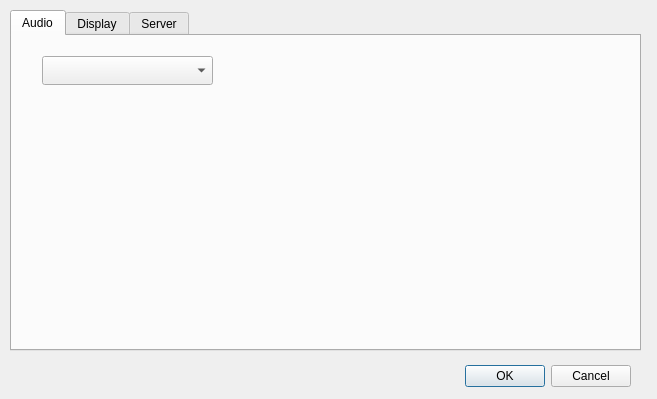
Above: trunk/src/QtRadio/Configure.ui from 8cH9azbsFifZ/ghpsdr3 before the change. Below: the same form after it.
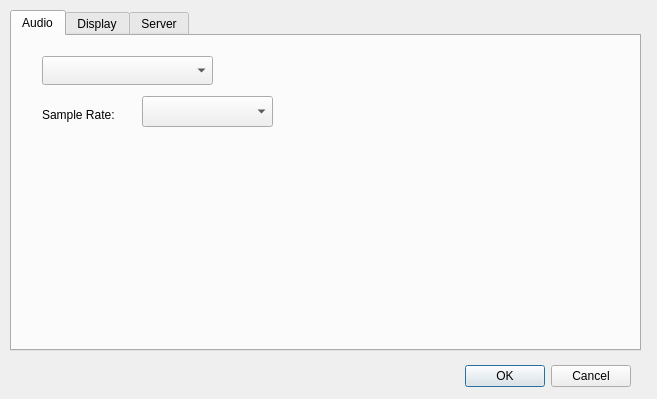
That is the form after the change.

Commit message: Added option to select 8000 or 48000 sample rate

The edit to the form file:
```diff
--- a/trunk/src/QtRadio/Configure.ui
+++ b/trunk/src/QtRadio/Configure.ui
@@ -55,6 +55,29 @@
       </rect>
      </property>
     </widget>
+    <widget class="QLabel" name="label_8">
+     <property name="geometry">
+      <rect>
+       <x>30</x>
+       <y>70</y>
+       <width>91</width>
+       <height>17</height>
+      </rect>
+     </property>
+     <property name="text">
+      <string>Sample Rate:</string>
+     </property>
+    </widget>
+    <widget class="QComboBox" name="sampleRateComboBox">
+     <property name="geometry">
+      <rect>
+       <x>130</x>
+       <y>60</y>
+       <width>131</width>
+       <height>31</height>
+      </rect>
+     </property>
+    </widget>
    </widget>
    <widget class="QWidget" name="Display">
     <attribute name="title">
```
The commit also changes 9 other files.
